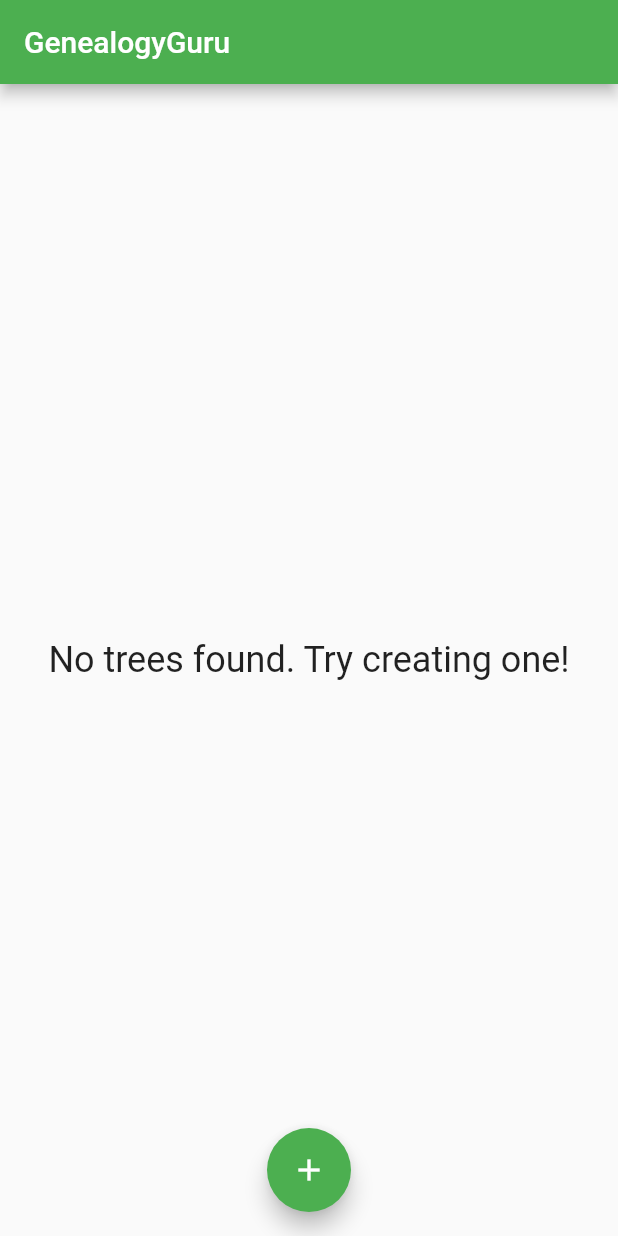
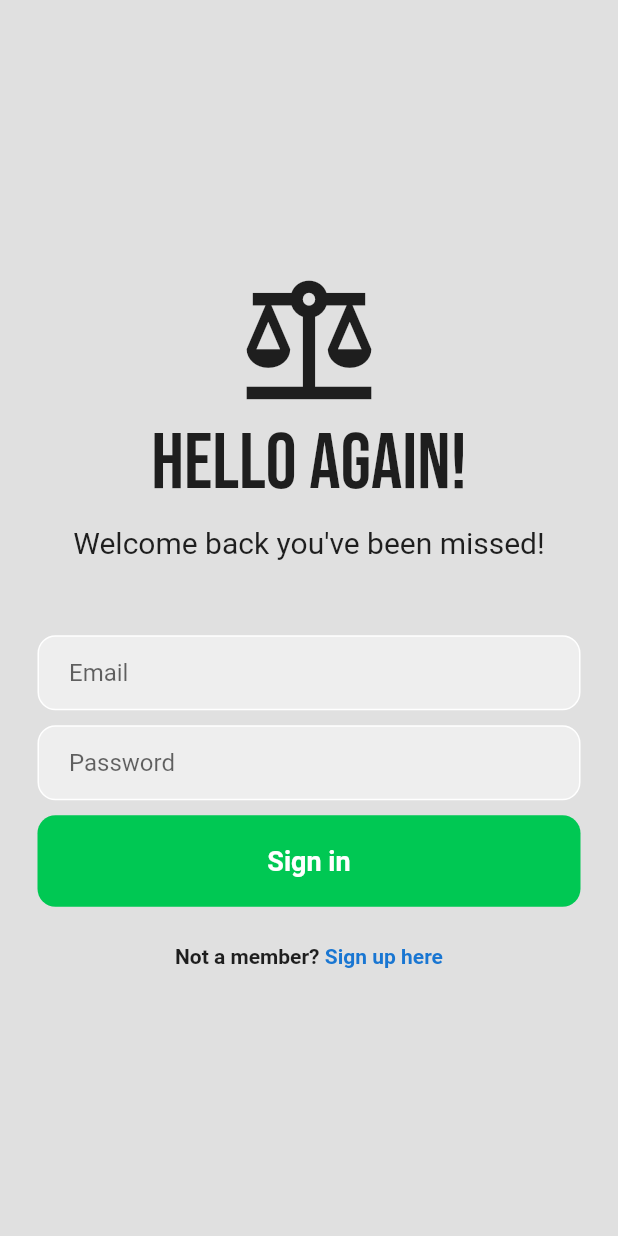
Before and after one commit to danieldoria1305/PROJ_ESOF, a Flutter app: the screen it shows after launch, on a phone screen of 412 x 824 dp. Run offline on Flutter 3.47's test engine with Material 2 defaults, Android fonts, the light colour scheme and no system bars; our stand-ins replace firebase_core, google_fonts; accounts and stored records are empty; Roboto replaces fonts that are missing (Times New Roman).

Commit message:
Minimal Login UI done

```diff
--- a/app/lib/main.dart
+++ b/app/lib/main.dart
@@ -1,6 +1,7 @@
 import 'dart:core';
 import 'package:app/screens/home_screen.dart';
 import 'package:flutter/material.dart';
+import 'package:app/screens/login_page.dart';
 
 
 void main() {
@@ -19,7 +20,7 @@ class MyApp extends StatelessWidget {
       theme: ThemeData(
         primarySwatch: Colors.green,
       ),
-      home: const HomeScreen(title: 'GenealogyGuru'),
+      home: LoginPage(),// const HomeScreen(title: 'GenealogyGuru'),
     );
   }
 }
--- /dev/null
+++ b/app/lib/screens/login_page.dart
@@ -0,0 +1,124 @@
+import 'package:flutter/material.dart';
+import 'package:google_fonts/google_fonts.dart';
+
+class LoginPage extends StatefulWidget {
+  const LoginPage({Key? key}) : super(key: key);
+
+  @override
+  State<LoginPage> createState() => _LoginPageState();
+
+}
+
+class _LoginPageState extends State<LoginPage> {
+  @override
+  Widget build(BuildContext context) {
+    return Scaffold(
+      backgroundColor: Colors.grey[300],
+      body: SafeArea(
+        child: Center(
+          child: SingleChildScrollView(
+            child: Column(
+              children: [
+                Icon(
+                  Icons.balance,
+                  size: 100,
+                ),
+                Text(
+                    "Hello Again!",
+                  style: GoogleFonts.bebasNeue(
+                    fontSize: 52,
+                  ),
+                ),
+                SizedBox(height: 10),
+                Text(
+                    "Welcome back you've been missed!",
+                    style: TextStyle(
+                      fontSize: 20,
+                    )
+                ),
+                SizedBox(height: 50),
+                Padding(
+                  padding: const EdgeInsets.symmetric(horizontal: 25.0),
+                  child: Container(
+                    decoration: BoxDecoration(
+                      color: Colors.grey[200],
+                      border: Border.all(color: Colors.white),
+                      borderRadius: BorderRadius.circular(12),
+                    ),
+                    child: Padding(
+                      padding: const EdgeInsets.only(left: 20.0),
+                      child: TextField(
+                        decoration: InputDecoration(
+                          border: InputBorder.none,
+                          hintText: 'Email',
+                        ),
+                      ),
+                    ),
+                  ),
+                ),
+                SizedBox(height: 10),
+                Padding(
+                  padding: const EdgeInsets.symmetric(horizontal: 25.0),
+                  child: Container(
+                    decoration: BoxDecoration(
+                      color: Colors.grey[200],
+                      border: Border.all(color: Colors.white),
+                      borderRadius: BorderRadius.circular(12),
+                    ),
+                    child: Padding(
+                      padding: const EdgeInsets.only(left: 20.0),
+                      child: TextField(
+                        obscureText: true,
+                        decoration: InputDecoration(
+                          border: InputBorder.none,
+                          hintText: 'Password',
+                        ),
+                      ),
+                    ),
+                  ),
+                ),
+                SizedBox(height: 10),
+                Padding(
+                  padding: const EdgeInsets.symmetric(horizontal: 25.0),
+                  child: Container(
+                    padding: EdgeInsets.all(20),
+                    decoration: BoxDecoration(
+                        color: Colors.greenAccent[700],
+                        borderRadius: BorderRadius.circular(12),
+                    ),
+                    child: Center(
+                        child: Text(
+                          "Sign in",
+                          style: TextStyle(
+                              color: Colors.white,
+                              fontWeight: FontWeight.bold,
+                              fontSize: 18,
+                          ),
+                        )
+                    ),
+                  ),
+                ),
+                SizedBox(height: 25),
+                Row(
+                  mainAxisAlignment: MainAxisAlignment.center,
+                  children: [
+                    Text("Not a member?",
+                      style: TextStyle(
+                        fontWeight: FontWeight.bold,
+                      ),),
+                    Text(" Sign up here",
+                      style: TextStyle(
+                        color: Colors.blue[700],
+                        fontWeight: FontWeight.bold,
+                      ),
+                    )
+                  ],
+                ),
+              ]
+            ),
+          ),
+        ),
+      )
+    );
+  }
+}
--- a/app/pubspec.yaml
+++ b/app/pubspec.yaml
@@ -35,6 +35,7 @@ dependencies:
   # Use with the CupertinoIcons class for iOS style icons.
   cupertino_icons: ^1.0.2
   intl: ^0.17.0
+  google_fonts: ^4.0.3
 dev_dependencies:
   flutter_test:
     sdk: flutter
```
Also changed, not shown: app/lib/utils/color_utils.dart (deleted), app/pubspec.lock, 1 other file.
